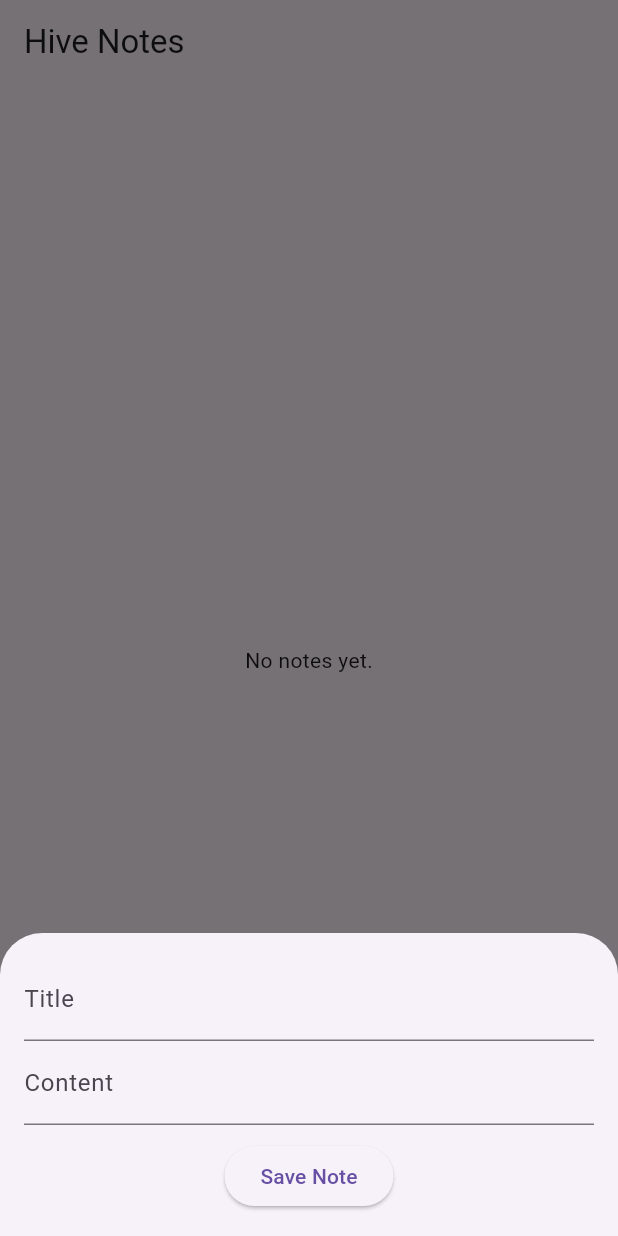
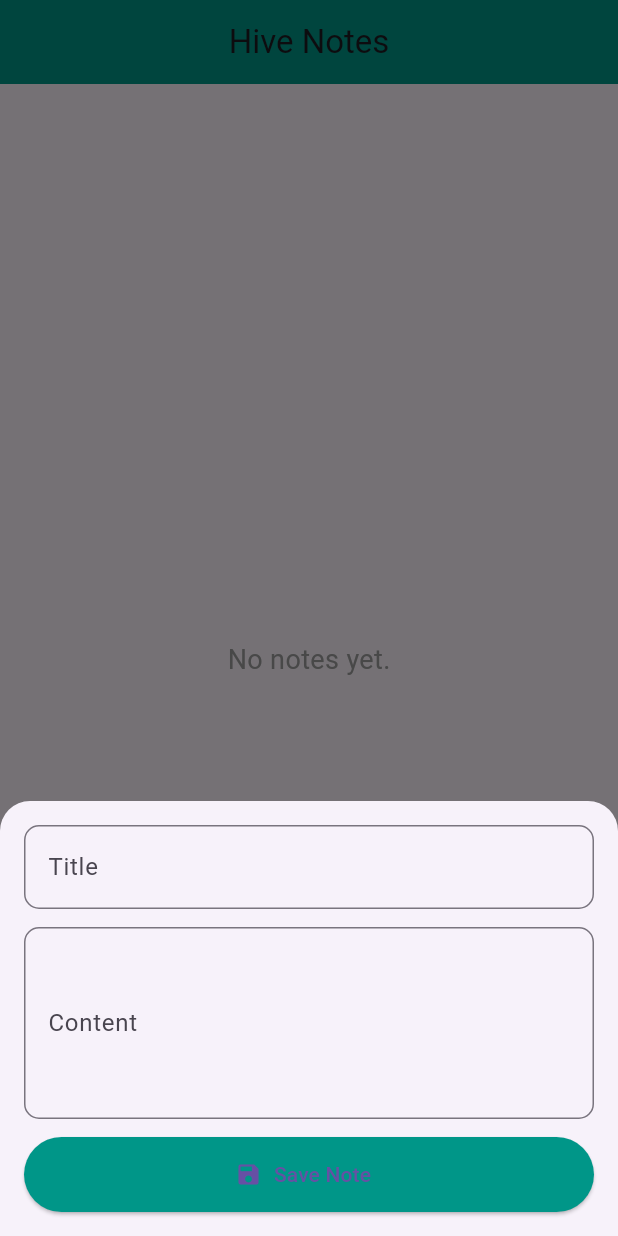
Before and after one commit to abanoub6/notes-app-with-hive-, a Flutter app: the screen it shows after launch, after a tap on the "add" icon, on a phone screen of 412 x 824 dp. Run offline on Flutter 3.47's test engine with Material 3 defaults, Android fonts, the phone set to English and light mode, and no system bars; our stand-ins replace hive, hive_flutter; accounts and stored records are empty.

Commit message:
Implement notes functionality with add and delete features; refactor to use NoteCard widget

```diff
--- /dev/null
+++ b/lib/controllers/notes_controller.dart
@@ -0,0 +1,26 @@
+import 'package:flutter/material.dart';
+import 'package:hive/hive.dart';
+
+class NotesController {
+  final Box notesBox = Hive.box('notesBox');
+
+  final titleController = TextEditingController();
+  final contentController = TextEditingController();
+
+  void addNote(BuildContext context) {
+    if (titleController.text.isEmpty || contentController.text.isEmpty) return;
+
+    notesBox.add({
+      'title': titleController.text,
+      'content': contentController.text,
+    });
+
+    titleController.clear();
+    contentController.clear();
+    Navigator.pop(context);
+  }
+
+  void deleteNote(int index) {
+    notesBox.deleteAt(index);
+  }
+}
--- a/lib/hive_notes_screen.dart
+++ /dev/null
@@ -1,127 +0,0 @@
-import 'package:flutter/material.dart';
-import 'package:hive/hive.dart';
-import 'package:hive_flutter/hive_flutter.dart';
-
-class HiveNotesScreen extends StatefulWidget {
-  const HiveNotesScreen({super.key});
-
-  @override
-  State<HiveNotesScreen> createState() => _HiveNotesScreenState();
-}
-
-class _HiveNotesScreenState extends State<HiveNotesScreen> {
-  final notesBox = Hive.box('notesBox');
-
-  final titleController = TextEditingController();
-  final contentController = TextEditingController();
-
-  void _addNote() {
-    if (titleController.text.isEmpty || contentController.text.isEmpty) return;
-
-    notesBox.add({
-      'title': titleController.text,
-      'content': contentController.text,
-    });
-
-    titleController.clear();
-    contentController.clear();
-    Navigator.pop(context);
-  }
-
-  void _deleteNote(int index) {
-    notesBox.deleteAt(index);
-  }
-
-  void _showAddNoteSheet() {
-    showModalBottomSheet(
-      context: context,
-      builder:
-          (_) => Padding(
-            padding: const EdgeInsets.all(16.0),
-            child: Column(
-              mainAxisSize: MainAxisSize.min,
-              children: [
-                TextField(
-                  controller: titleController,
-                  decoration: const InputDecoration(labelText: "Title"),
-                ),
-                TextField(
-                  controller: contentController,
-                  decoration: const InputDecoration(labelText: "Content"),
-                ),
-                const SizedBox(height: 10),
-                ElevatedButton(
-                  onPressed: _addNote,
-                  child: const Text("Save Note"),
-                ),
-              ],
-            ),
-          ),
-    );
-  }
-
-  @override
-  Widget build(BuildContext context) {
-    return Scaffold(
-      appBar: AppBar(title: const Text("Hive Notes")),
-      body: ValueListenableBuilder(
-        valueListenable: notesBox.listenable(),
-        builder: (context, box, _) {
-          final notes = box.values.toList();
-
-          if (notes.isEmpty) {
-            return const Center(child: Text("No notes yet."));
-          }
-
-          return GridView.builder(
-            padding: const EdgeInsets.all(8),
-            gridDelegate: const SliverGridDelegateWithFixedCrossAxisCount(
-              crossAxisCount: 2,
-              crossAxisSpacing: 8,
-              mainAxisSpacing: 8,
-            ),
-            itemCount: notes.length,
-            itemBuilder: (context, index) {
-              final note = notes[index] as Map;
-              return Card(
-                color: Colors.teal[50],
-                child: Padding(
-                  padding: const EdgeInsets.all(8.0),
-                  child: Stack(
-                    children: [
-                      Positioned(
-                        right: 0,
-                        child: IconButton(
-                          icon: const Icon(Icons.delete, color: Colors.red),
-                          onPressed: () => _deleteNote(index),
-                        ),
-                      ),
-                      Column(
-                        crossAxisAlignment: CrossAxisAlignment.start,
-                        children: [
-                          Text(
-                            note['title'],
-                            style: const TextStyle(
-                              fontWeight: FontWeight.bold,
-                              fontSize: 16,
-                            ),
-                          ),
-                          const SizedBox(height: 5),
-                          Text(note['content']),
-                        ],
-                      ),
-                    ],
-                  ),
-                ),
-              );
-            },
-          );
-        },
-      ),
-      floatingActionButton: FloatingActionButton(
-        onPressed: _showAddNoteSheet,
-        child: const Icon(Icons.add),
-      ),
-    );
-  }
-}
--- a/lib/main.dart
+++ b/lib/main.dart
@@ -1,6 +1,6 @@
 import 'package:flutter/material.dart';
 import 'package:hive_flutter/hive_flutter.dart';
-import 'package:notes2/hive_notes_screen.dart';
+import 'package:notes2/screens/hive_notes_screen.dart';
 
 void main() async {
   WidgetsFlutterBinding.ensureInitialized();
--- /dev/null
+++ b/lib/screens/hive_notes_screen.dart
@@ -0,0 +1,127 @@
+import 'package:flutter/material.dart';
+import 'package:hive_flutter/hive_flutter.dart';
+import '../../controllers/notes_controller.dart';
+import '../../widgets/note_card.dart';
+
+class HiveNotesScreen extends StatefulWidget {
+  const HiveNotesScreen({super.key});
+
+  @override
+  State<HiveNotesScreen> createState() => _HiveNotesScreenState();
+}
+
+class _HiveNotesScreenState extends State<HiveNotesScreen> {
+  final controller = NotesController();
+
+  void _showAddNoteSheet() {
+    showModalBottomSheet(
+      context: context,
+      isScrollControlled: true,
+      shape: const RoundedRectangleBorder(
+        borderRadius: BorderRadius.vertical(top: Radius.circular(20)),
+      ),
+      builder:
+          (_) => Padding(
+            padding: EdgeInsets.only(
+              left: 16,
+              right: 16,
+              top: 16,
+              bottom: MediaQuery.of(context).viewInsets.bottom + 16,
+            ),
+            child: Column(
+              mainAxisSize: MainAxisSize.min,
+              children: [
+                TextField(
+                  controller: controller.titleController,
+                  decoration: InputDecoration(
+                    labelText: "Title",
+                    border: OutlineInputBorder(
+                      borderRadius: BorderRadius.circular(10),
+                    ),
+                  ),
+                ),
+                const SizedBox(height: 12),
+                TextField(
+                  controller: controller.contentController,
+                  maxLines: 4,
+                  decoration: InputDecoration(
+                    labelText: "Content",
+                    border: OutlineInputBorder(
+                      borderRadius: BorderRadius.circular(10),
+                    ),
+                  ),
+                ),
+                const SizedBox(height: 12),
+                ElevatedButton.icon(
+                  onPressed:
+                      () => setState(() {
+                        controller.addNote(context);
+                      }),
+                  icon: const Icon(Icons.save),
+                  label: const Text("Save Note"),
+                  style: ElevatedButton.styleFrom(
+                    minimumSize: const Size(double.infinity, 50),
+                    backgroundColor: Colors.teal,
+                  ),
+                ),
+              ],
+            ),
+          ),
+    );
+  }
+
+  @override
+  Widget build(BuildContext context) {
+    final notesBox = controller.notesBox;
+
+    return Scaffold(
+      appBar: AppBar(
+        title: const Text("Hive Notes"),
+        centerTitle: true,
+        backgroundColor: Colors.teal,
+      ),
+      body: ValueListenableBuilder(
+        valueListenable: notesBox.listenable(),
+        builder: (context, box, _) {
+          final notes = box.values.toList();
+
+          if (notes.isEmpty) {
+            return const Center(
+              child: Text(
+                "No notes yet.",
+                style: TextStyle(fontSize: 18, color: Colors.grey),
+              ),
+            );
+          }
+
+          return GridView.builder(
+            padding: const EdgeInsets.all(12),
+            gridDelegate: const SliverGridDelegateWithFixedCrossAxisCount(
+              crossAxisCount: 2,
+              crossAxisSpacing: 12,
+              mainAxisSpacing: 12,
+              childAspectRatio: 3 / 4,
+            ),
+            itemCount: notes.length,
+            itemBuilder: (context, index) {
+              final note = notes[index] as Map;
+              return NoteCard(
+                title: note['title'],
+                content: note['content'],
+                onDelete:
+                    () => setState(() {
+                      controller.deleteNote(index);
+                    }),
+              );
+            },
+          );
+        },
+      ),
+      floatingActionButton: FloatingActionButton(
+        onPressed: _showAddNoteSheet,
+        backgroundColor: Colors.teal,
+        child: const Icon(Icons.add),
+      ),
+    );
+  }
+}
```
Also changed, not shown: lib/widgets/note_card.dart (added, +58 -0 lines).
